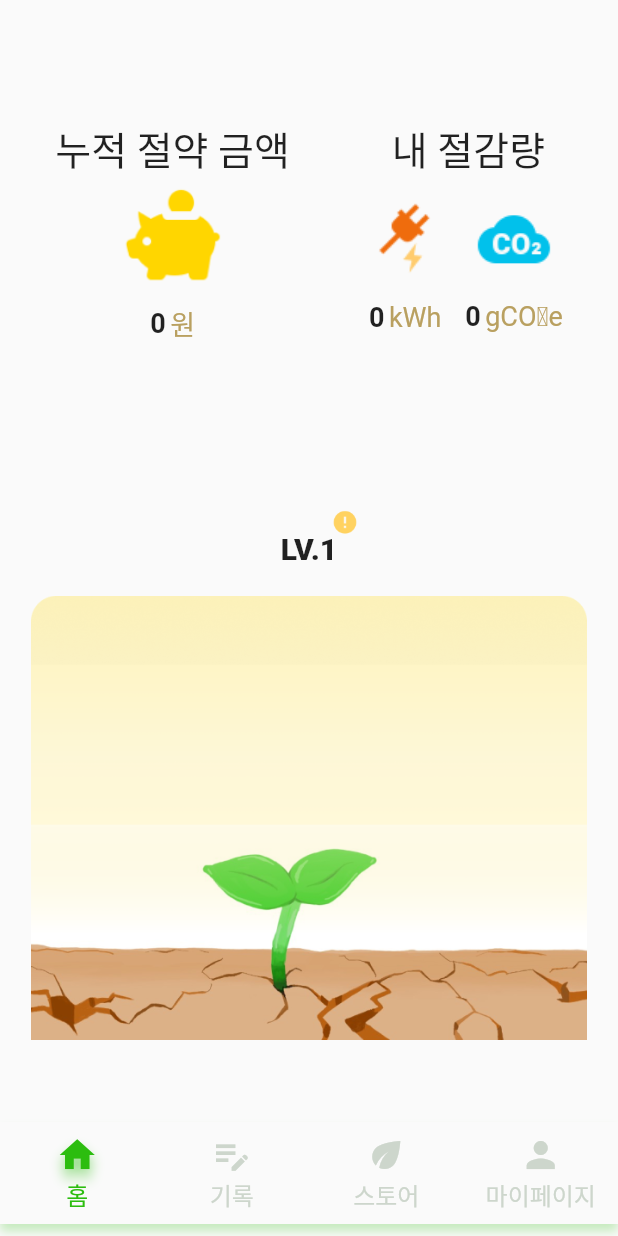
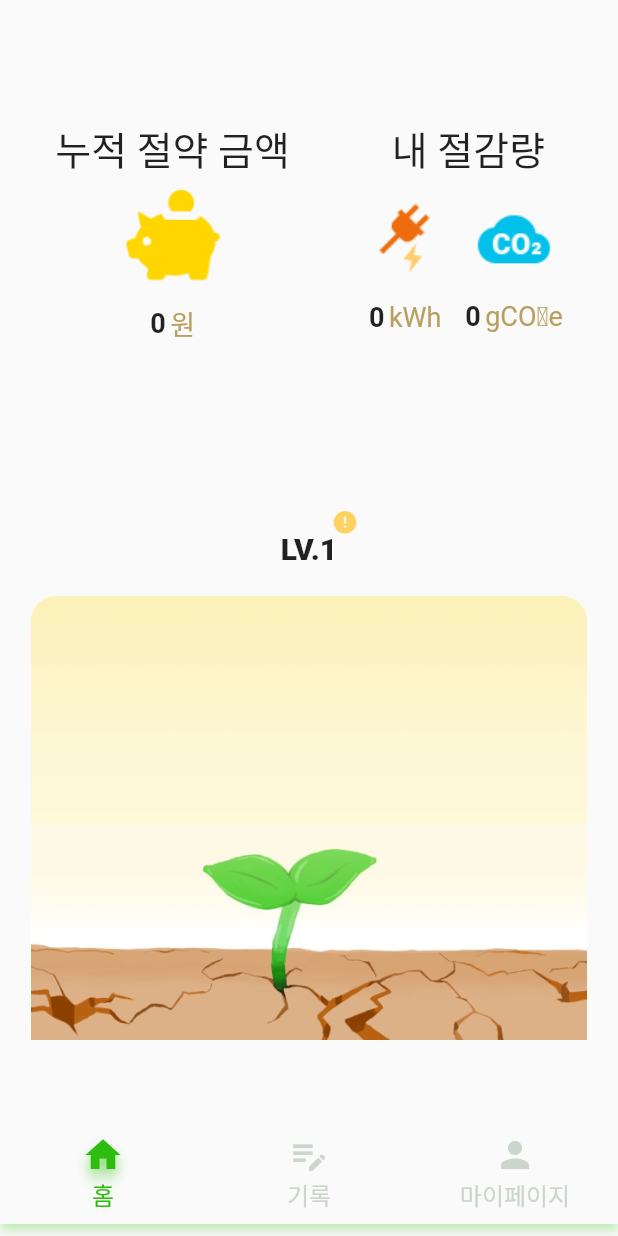
Before and after one commit to 21yuyu99/EcoTech-frontend, a Flutter app: the Home screen opened directly, on a phone screen of 412 x 824 dp. Run offline on Flutter 3.47's test engine with Material 2 defaults, Android fonts, the phone set to English and light mode, and no system bars; our stand-ins replace firebase_auth, firebase_core, flutter_dotenv, fluttertoast, google_sign_in; missing offline and left inert: kakao_flutter_sdk, kakao_flutter_sdk_common; accounts and stored records are empty; Roboto replaces fonts that are missing (MainFont, gaegu).

Commit message:
bottombar 항목

```diff
--- a/lib/screen/mainPage.dart
+++ b/lib/screen/mainPage.dart
@@ -139,7 +139,7 @@ bool level_msg = false;
                     Padding(
                         padding : EdgeInsets.only(top:20,left : MediaQuery.of(context).size.width*0.05, right: MediaQuery.of(context).size.width*0.05),
                         child: Container(
-                          child: Image.asset('assets/img/sprout_and_barren_land.png',
+                          child: Image.asset('assets/img/level_1.png',
                             width: MediaQuery.of(context).size.width,
                           ),
                         )
--- a/lib/widget/bottom_bar.dart
+++ b/lib/widget/bottom_bar.dart
@@ -1,6 +1,4 @@
 import 'package:flutter/material.dart';
-import 'package:frontend/main.dart';
-import 'package:frontend/screen/mypage/setting.dart';
 import 'package:frontend/screen/mainPage.dart';
 import 'package:frontend/screen/mypage/mypage.dart';
 import 'package:frontend/screen/record/record_main.dart';
@@ -17,8 +15,8 @@ class BottomBar extends StatefulWidget {
 }
 
 class _BottomBarState extends State<BottomBar> {
-  List iconList = [Icon(Icons.home),Icon(Icons.edit_note),Icon(Icons.eco),Icon(Icons.person)];
-  List<String> menuNameList = ["홈","기록","스토어","마이페이지"];
+  List iconList = [Icon(Icons.home),Icon(Icons.edit_note),Icon(Icons.person)];
+  List<String> menuNameList = ["홈","기록","마이페이지"];
   @override
   Widget build(BuildContext context) {
     int _selectedIndex = widget.selectedIdx;
```
Also changed, not shown: assets/img/level_1.png (renamed from assets/img/sprout_and_barren_land.png), assets/img/level_2.png (added), assets/img/level_3.png (added), assets/img/level_4.png (added).
